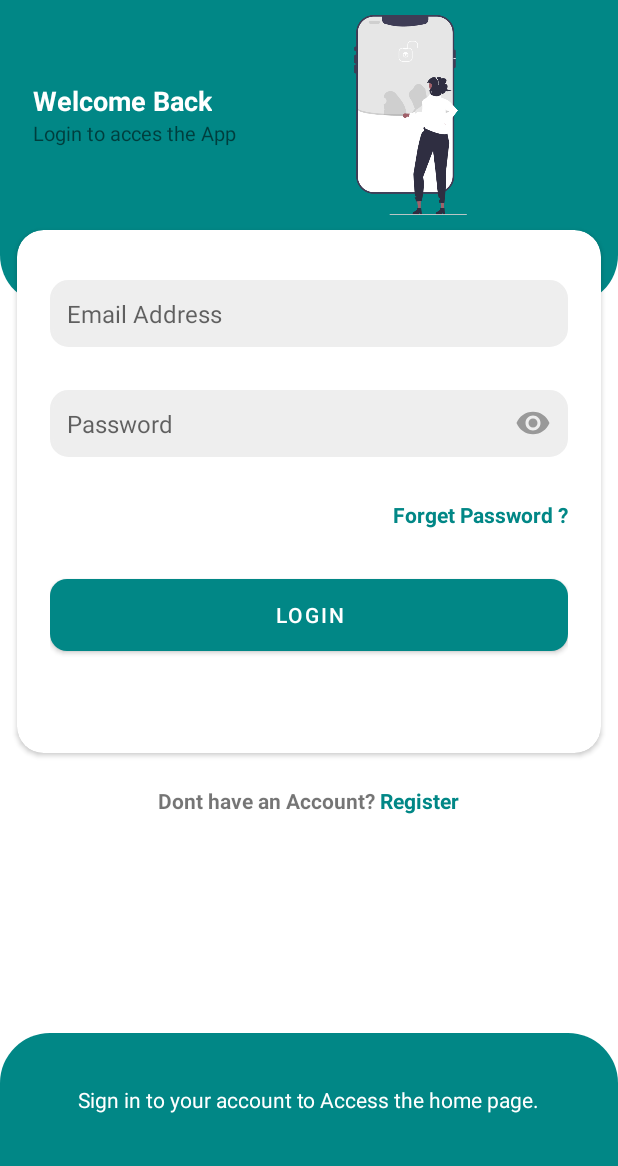
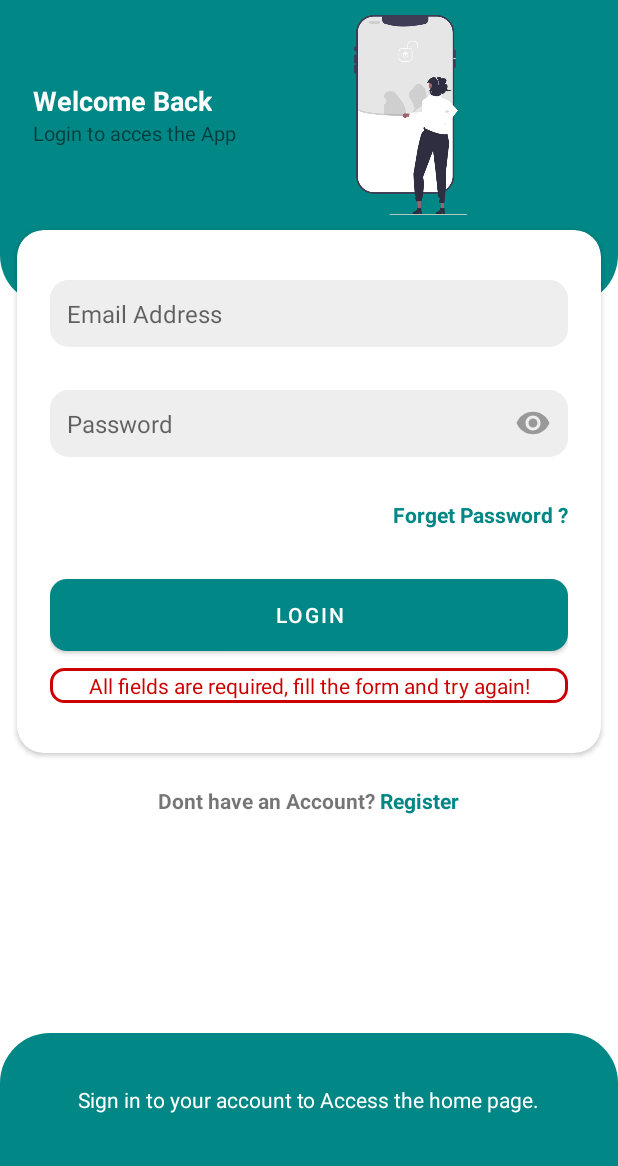
Before and after one commit to Palria/Learn_Era, an Android app: the SignInActivity screen opened directly, with no data from a screen before it, after a tap on "LOGIN", on a phone screen of 412 x 824 dp, the part 70-1236 px from its top. Run offline under Robolectric (Android 15) with nearby library versions, the phone set to English and light mode, and no system bars; our stand-ins replace Firebase (no records; nobody signed in at launch, a user with empty details on screens opened directly).

Commit message:
for new commits

```diff
--- a/app/build.gradle
+++ b/app/build.gradle
@@ -1,5 +1,6 @@
 plugins {
     id 'com.android.application'
+    id 'com.google.gms.google-services'
 }
 
 android {
--- a/app/src/main/AndroidManifest.xml
+++ b/app/src/main/AndroidManifest.xml
@@ -3,6 +3,10 @@
     package="com.palria.learnera">
 
     <uses-permission android:name="android.permission.INTERNET"/>
+    <uses-permission android:name="android.permission.READ_EXTERNAL_STORAGE" />
+    <uses-permission android:name="android.permission.WRITE_EXTERNAL_STORAGE" />
+    <uses-permission android:name="android.permission.ACCESS_NETWORK_STATE" />
+    <uses-permission android:name="android.permission.CAMERA" />
 
     <application
         android:allowBackup="true"
--- a/app/src/main/java/com/palria/learnera/EditCurrentUserProfileActivity.java
+++ b/app/src/main/java/com/palria/learnera/EditCurrentUserProfileActivity.java
@@ -59,6 +59,12 @@ public class EditCurrentUserProfileActivity extends AppCompatActivity {
     int GALLERY_PERMISSION_REQUEST_CODE = 23;
 
     ImageView profilePhotoImageView;
+    /**
+     * This field will be initialized from the database
+     * It is the user's profile photo url which will be converted to a {@link Uri} when retrieved from the database
+     * when user edits the profile but did not make change on his profile, this value is still retained for downloading his
+     * profile photo else another value will fill it after changing his profile photo.
+     * */
     String retrievedProfilePictureDownloadUrl;
     Bitmap cameraImageBitmap;
     Uri galleryImageUri;
--- a/app/src/main/java/com/palria/learnera/GlobalConfig.java
+++ b/app/src/main/java/com/palria/learnera/GlobalConfig.java
@@ -14,6 +14,7 @@ import com.google.android.gms.tasks.OnCompleteListener;
 import com.google.android.gms.tasks.OnFailureListener;
 import com.google.android.gms.tasks.OnSuccessListener;
 import com.google.android.gms.tasks.Task;
+import com.google.firebase.FirebaseApp;
 import com.google.firebase.auth.AuthResult;
 import com.google.firebase.auth.FirebaseAuth;
 import com.google.firebase.firestore.DocumentReference;
@@ -198,10 +199,12 @@ public class GlobalConfig {
  * @param password the password of the user
  * @param signInListener a callback that tells when the sign in fails or succeeds
  * */
-    static void signInUserWithEmailAndPassword(@NonNull String email, @NonNull String password,SignInListener signInListener){
+    static void signInUserWithEmailAndPassword(Context context,@NonNull String email, @NonNull String password,SignInListener signInListener){
         if(email != null && password != null){
-            if(email.isEmpty() && password.isEmpty()){
-                FirebaseAuth.getInstance().signInWithEmailAndPassword(email, password)
+            if(!email.isEmpty() && !password.isEmpty()){
+             FirebaseAuth firebaseAuth =    FirebaseAuth.getInstance();
+
+                firebaseAuth.signInWithEmailAndPassword(email, password)
                         .addOnFailureListener(new OnFailureListener() {
                             @Override
                             public void onFailure(@NonNull Exception e) {
@@ -229,10 +232,12 @@ public class GlobalConfig {
      * @param password the password of the user
      * @param signUpListener a callback that tells when the sign un fails or succeeds
      * */
-    static void signUpUserWithEmailAndPassword(@NonNull String email,@NonNull  String password,SignUpListener signUpListener){
+    static void signUpUserWithEmailAndPassword(Context context,@NonNull String email,@NonNull  String password,SignUpListener signUpListener){
         if(email != null && password != null){
-            if(email.isEmpty() && password.isEmpty()){
-                FirebaseAuth.getInstance().createUserWithEmailAndPassword(email, password)
+            if(!email.isEmpty() && !password.isEmpty()){
+                FirebaseAuth firebaseAuth =    FirebaseAuth.getInstance();
+
+               firebaseAuth.createUserWithEmailAndPassword(email, password)
                         .addOnFailureListener(new OnFailureListener() {
                             @Override
                             public void onFailure(@NonNull Exception e) {
--- a/app/src/main/java/com/palria/learnera/SignInActivity.java
+++ b/app/src/main/java/com/palria/learnera/SignInActivity.java
@@ -1,5 +1,6 @@
 package com.palria.learnera;
 
+import androidx.annotation.NonNull;
 import androidx.appcompat.app.AppCompatActivity;
 
 import android.content.Intent;
@@ -8,6 +9,10 @@ import android.view.View;
 import android.widget.Button;
 import android.widget.EditText;
 import android.widget.TextView;
+import android.widget.Toast;
+
+import com.google.android.gms.tasks.OnFailureListener;
+import com.google.firebase.auth.FirebaseAuth;
 
 import org.w3c.dom.Text;
 
@@ -20,39 +25,52 @@ private Button signInActionButton;
 //register and forget password link
 private TextView register_link_view;
 private TextView forget_password_link;
+private TextView errorMessageTextView;
 
     @Override
     protected void onCreate(Bundle savedInstanceState) {
         super.onCreate(savedInstanceState);
-        getSupportActionBar().hide();
-
+        if(getSupportActionBar() != null) {
+            getSupportActionBar().hide();
+        }
         setContentView(R.layout.activity_sign_in);
         //initializes this activity's views
         initUI();
+
         signInActionButton.setOnClickListener(new View.OnClickListener() {
             @Override
             public void onClick(View view) {
                 email = emailEditText.getText().toString();
                 password = passwordEditText.getText().toString();
-                GlobalConfig.signInUserWithEmailAndPassword(email, password, new GlobalConfig.SignInListener() {
+                Toast.makeText(getApplicationContext(), "Sign in progress...!", Toast.LENGTH_SHORT).show();
+                errorMessageTextView.setText("Progress...");
+                GlobalConfig.signInUserWithEmailAndPassword(SignInActivity.this,email, password, new GlobalConfig.SignInListener() {
                     @Override
                     public void onSuccess(String email, String password) {
                         //user has successfully signed in
 
                         Intent intent = new Intent(SignInActivity.this,MainActivity.class);
                         startActivity(intent);
+                        Toast.makeText(getApplicationContext(), "You successfully signed in, go learn more, it is era of learning", Toast.LENGTH_LONG).show();
                         SignInActivity.this.finish();
+
 
                     }
 
                     @Override
                     public void onFailed(String errorMessage) {
                         // account sign in failed//
+//                        Toast.makeText(getApplicationContext(), "Sign in failed: "+errorMessage+" please try again!", Toast.LENGTH_SHORT).show();
+                                errorMessageTextView.setText(errorMessage+ "  Please try again!");
+                                errorMessageTextView.setVisibility(View.VISIBLE);
                     }
 
                     @Override
                     public void onEmptyInput(boolean isEmailEmpty, boolean isPasswordEmpty) {
                         // Either email or password is empty
+//                        Toast.makeText(getApplicationContext(), "All fields are required!", Toast.LENGTH_SHORT).show();
+                        errorMessageTextView.setText("All fields are required, fill the form and try again!");
+                        errorMessageTextView.setVisibility(View.VISIBLE);
                     }
                 });
             }
@@ -62,7 +80,7 @@ private TextView forget_password_link;
         register_link_view.setOnClickListener(new View.OnClickListener() {
             @Override
             public void onClick(View view) {
-                //regiser|sign up activity starts from here .
+                //register|sign up activity starts from here .
                 Intent i = new Intent(SignInActivity.this, SignUpActivity.class);
                 startActivity(i);
             }
@@ -74,14 +92,22 @@ private TextView forget_password_link;
                 //forget password activity intent starts from here .
             }
         });
+        errorMessageTextView.setOnClickListener(new View.OnClickListener() {
+            @Override
+            public void onClick(View view) {
+                errorMessageTextView.setVisibility(View.GONE);
+
+            }
+        });
+
     }
-
 
     private void initUI(){
 
 
         emailEditText = (EditText) findViewById(R.id.emailInput);
         passwordEditText = (EditText) findViewById(R.id.passwordInput);
+        errorMessageTextView = (TextView) findViewById(R.id.errorMessage);
 
         signInActionButton = (Button) findViewById(R.id.loginButton);
 
--- a/app/src/main/java/com/palria/learnera/SignUpActivity.java
+++ b/app/src/main/java/com/palria/learnera/SignUpActivity.java
@@ -45,11 +45,11 @@ public class SignUpActivity extends AppCompatActivity {
                 email = emailEditText.getText().toString();
                 password = passwordEditText.getText().toString();
                 if (userDisplayName != null && !userDisplayName.isEmpty()) {
-                    GlobalConfig.signUpUserWithEmailAndPassword(email, password, new GlobalConfig.SignUpListener() {
+                    GlobalConfig.signUpUserWithEmailAndPassword(SignUpActivity.this,email, password, new GlobalConfig.SignUpListener() {
                         @Override
                         public void onSuccess(String email, String password) {
                             //user has successfully signed in
-                            GlobalConfig.signInUserWithEmailAndPassword(email, password, new GlobalConfig.SignInListener() {
+                            GlobalConfig.signInUserWithEmailAndPassword(SignUpActivity.this,email, password, new GlobalConfig.SignInListener() {
                                 @Override
                                 public void onSuccess(String email, String password) {
                                     //user has signed in so can now write to the database, now create his first profile
--- a/app/src/main/res/layout/activity_sign_in.xml
+++ b/app/src/main/res/layout/activity_sign_in.xml
@@ -1,7 +1,9 @@
 <?xml version="1.0" encoding="utf-8"?>
-<androidx.constraintlayout.widget.ConstraintLayout xmlns:android="http://schemas.android.com/apk/res/android"
+<androidx.constraintlayout.widget.ConstraintLayout
+    xmlns:android="http://schemas.android.com/apk/res/android"
     xmlns:app="http://schemas.android.com/apk/res-auto"
     xmlns:tools="http://schemas.android.com/tools"
+    android:id="@+id/main_constraint_layout"
     android:layout_width="match_parent"
     android:layout_height="match_parent"
     tools:context=".SignInActivity">
@@ -70,7 +72,7 @@
     android:layout_width="match_parent"
     app:cardCornerRadius="8pt"
     android:layout_marginTop="200dp"
-    android:layout_height="157pt">
+    android:layout_height="wrap_content">
 
     <LinearLayout
         android:orientation="vertical"
```
